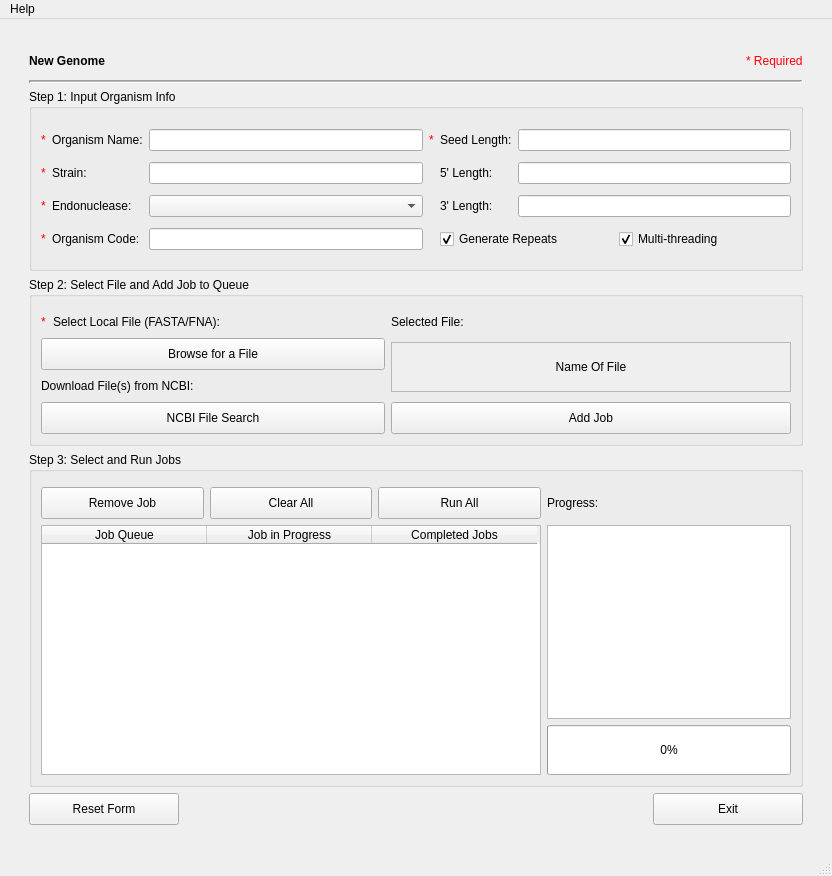
TrinhLab/CASPERapp, file NewGenome.ui: the form before one commit.
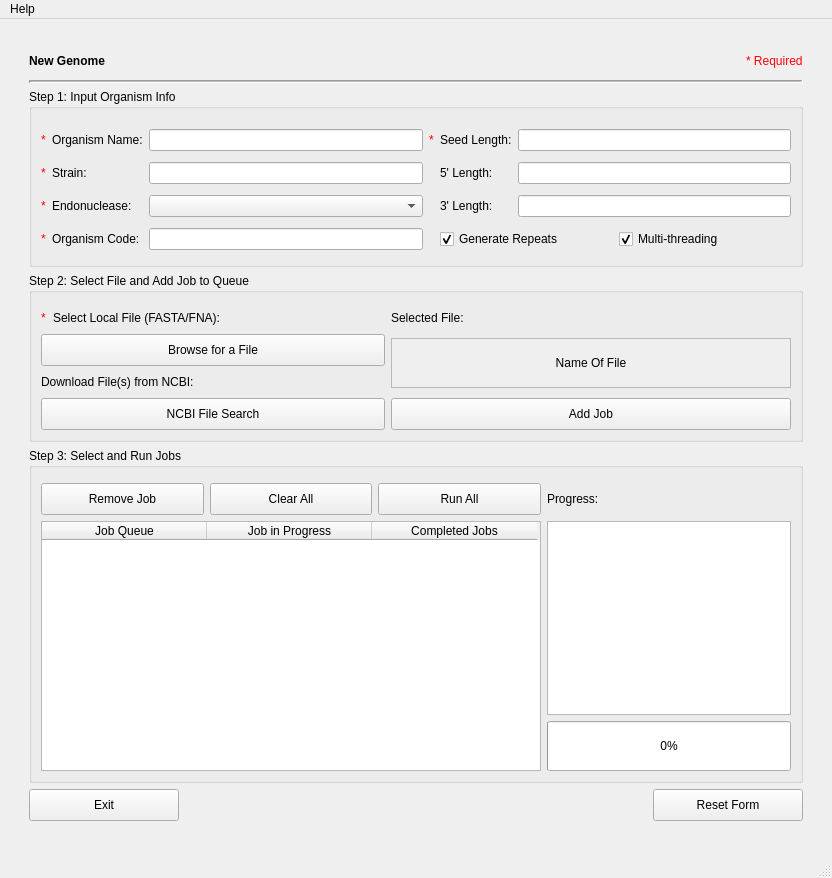
The form after the commit.

Commit message: Fixed centering/scaling bug on Mac

Diff of the .ui file:
```diff
--- a/NewGenome.ui
+++ b/NewGenome.ui
@@ -7,7 +7,7 @@
     <x>0</x>
     <y>0</y>
     <width>832</width>
-    <height>876</height>
+    <height>878</height>
    </rect>
   </property>
   <property name="windowTitle">
@@ -15,7 +15,175 @@
   </property>
   <widget class="QWidget" name="centralwidget">
    <layout class="QGridLayout" name="gridLayout_3">
-    <item row="1" column="1">
+    <item row="5" column="2" colspan="2">
+     <widget class="QGroupBox" name="Step2">
+      <property name="sizePolicy">
+       <sizepolicy hsizetype="Expanding" vsizetype="Preferred">
+        <horstretch>0</horstretch>
+        <verstretch>0</verstretch>
+       </sizepolicy>
+      </property>
+      <property name="minimumSize">
+       <size>
+        <width>0</width>
+        <height>169</height>
+       </size>
+      </property>
+      <property name="maximumSize">
+       <size>
+        <width>16777215</width>
+        <height>16777215</height>
+       </size>
+      </property>
+      <property name="styleSheet">
+       <string notr="true"/>
+      </property>
+      <property name="title">
+       <string>Step 2: Select File and Add Job to Queue</string>
+      </property>
+      <layout class="QGridLayout" name="gridLayout_4">
+       <property name="topMargin">
+        <number>15</number>
+       </property>
+       <item row="1" column="1" rowspan="2">
+        <widget class="QScrollArea" name="scrollArea">
+         <property name="maximumSize">
+          <size>
+           <width>400</width>
+           <height>50</height>
+          </size>
+         </property>
+         <property name="widgetResizable">
+          <bool>true</bool>
+         </property>
+         <widget class="QWidget" name="scrollAreaWidgetContents">
+          <property name="geometry">
+           <rect>
+            <x>0</x>
+            <y>0</y>
+            <width>398</width>
+            <height>48</height>
+           </rect>
+          </property>
+          <layout class="QHBoxLayout" name="horizontalLayout_4">
+           <item>
+            <widget class="QLabel" name="s_file">
+             <property name="font">
+              <font>
+               <family>Arial</family>
+               <weight>50</weight>
+               <italic>false</italic>
+               <bold>false</bold>
+              </font>
+             </property>
+             <property name="styleSheet">
+              <string notr="true"/>
+             </property>
+             <property name="text">
+              <string>Name Of File</string>
+             </property>
+             <property name="alignment">
+              <set>Qt::AlignCenter</set>
+             </property>
+            </widget>
+           </item>
+          </layout>
+         </widget>
+        </widget>
+       </item>
+       <item row="3" column="1">
+        <widget class="QPushButton" name="submitButton">
+         <property name="minimumSize">
+          <size>
+           <width>0</width>
+           <height>32</height>
+          </size>
+         </property>
+         <property name="text">
+          <string>Add Job</string>
+         </property>
+        </widget>
+       </item>
+       <item row="3" column="0">
+        <widget class="QPushButton" name="NCBI_File_Search">
+         <property name="minimumSize">
+          <size>
+           <width>0</width>
+           <height>32</height>
+          </size>
+         </property>
+         <property name="text">
+          <string>NCBI File Search</string>
+         </property>
+        </widget>
+       </item>
+       <item row="0" column="0">
+        <layout class="QGridLayout" name="gridLayout_10">
+         <item row="0" column="0">
+          <widget class="QLabel" name="label_17">
+           <property name="sizePolicy">
+            <sizepolicy hsizetype="Minimum" vsizetype="Preferred">
+             <horstretch>0</horstretch>
+             <verstretch>0</verstretch>
+            </sizepolicy>
+           </property>
+           <property name="maximumSize">
+            <size>
+             <width>6</width>
+             <height>16777215</height>
+            </size>
+           </property>
+           <property name="text">
+            <string>&lt;html&gt;&lt;head/&gt;&lt;body&gt;&lt;p&gt;&lt;span style=&quot; color:#fc0107;&quot;&gt;*&lt;/span&gt;&lt;/p&gt;&lt;/body&gt;&lt;/html&gt;</string>
+           </property>
+          </widget>
+         </item>
+         <item row="0" column="1">
+          <widget class="QLabel" name="label_5">
+           <property name="text">
+            <string>Select Local File (FASTA/FNA):</string>
+           </property>
+          </widget>
+         </item>
+        </layout>
+       </item>
+       <item row="2" column="0">
+        <widget class="QLabel" name="label_11">
+         <property name="text">
+          <string>Download File(s) from NCBI:</string>
+         </property>
+        </widget>
+       </item>
+       <item row="1" column="0">
+        <widget class="QPushButton" name="browseForFile">
+         <property name="minimumSize">
+          <size>
+           <width>0</width>
+           <height>32</height>
+          </size>
+         </property>
+         <property name="text">
+          <string>Browse for a File</string>
+         </property>
+        </widget>
+       </item>
+       <item row="0" column="1">
+        <widget class="QLabel" name="label_7">
+         <property name="maximumSize">
+          <size>
+           <width>325</width>
+           <height>23</height>
+          </size>
+         </property>
+         <property name="text">
+          <string>Selected File:</string>
+         </property>
+        </widget>
+       </item>
+      </layout>
+     </widget>
+    </item>
+    <item row="1" column="2">
      <widget class="QLabel" name="label_8">
       <property name="minimumSize">
        <size>
@@ -48,7 +216,7 @@
       </property>
      </widget>
     </item>
-    <item row="0" column="3" rowspan="9">
+    <item row="0" column="4" rowspan="9">
      <spacer name="horizontalSpacer_3">
       <property name="orientation">
        <enum>Qt::Horizontal</enum>
@@ -64,7 +232,7 @@
       </property>
      </spacer>
     </item>
-    <item row="8" column="1" colspan="2">
+    <item row="8" column="2" colspan="2">
      <spacer name="verticalSpacer_2">
       <property name="orientation">
        <enum>Qt::Vertical</enum>
@@ -96,7 +264,7 @@
       </property>
      </spacer>
     </item>
-    <item row="3" column="1" colspan="2">
+    <item row="3" column="2" colspan="2">
      <widget class="Line" name="line_2">
       <property name="lineWidth">
        <number>2</number>
@@ -109,7 +277,7 @@
       </property>
      </widget>
     </item>
-    <item row="0" column="1" colspan="2">
+    <item row="0" column="2" colspan="2">
      <spacer name="verticalSpacer">
       <property name="orientation">
        <enum>Qt::Vertical</enum>
@@ -125,26 +293,7 @@
       </property>
      </spacer>
     </item>
-    <item row="7" column="1">
-     <widget class="QPushButton" name="resetButton">
-      <property name="minimumSize">
-       <size>
-        <width>150</width>
-        <height>32</height>
-       </size>
-      </property>
-      <property name="maximumSize">
-       <size>
-        <width>150</width>
-        <height>16777215</height>
-       </size>
-      </property>
-      <property name="text">
-       <string>Reset Form</string>
-      </property>
-     </widget>
-    </item>
-    <item row="1" column="2" alignment="Qt::AlignRight">
+    <item row="1" column="3" alignment="Qt::AlignRight">
      <widget class="QLabel" name="label_16">
       <property name="maximumSize">
        <size>
@@ -157,7 +306,7 @@
       </property>
      </widget>
     </item>
-    <item row="6" column="1" colspan="2">
+    <item row="6" column="2" colspan="2">
      <widget class="QGroupBox" name="Step3">
       <property name="sizePolicy">
        <sizepolicy hsizetype="Expanding" vsizetype="Preferred">
@@ -332,175 +481,7 @@
       </layout>
      </widget>
     </item>
-    <item row="5" column="1" colspan="2">
-     <widget class="QGroupBox" name="Step2">
-      <property name="sizePolicy">
-       <sizepolicy hsizetype="Expanding" vsizetype="Preferred">
-        <horstretch>0</horstretch>
-        <verstretch>0</verstretch>
-       </sizepolicy>
-      </property>
-      <property name="minimumSize">
-       <size>
-        <width>0</width>
-        <height>169</height>
-       </size>
-      </property>
-      <property name="maximumSize">
-       <size>
-        <width>16777215</width>
-        <height>16777215</height>
-       </size>
-      </property>
-      <property name="styleSheet">
-       <string notr="true"/>
-      </property>
-      <property name="title">
-       <string>Step 2: Select File and Add Job to Queue</string>
-      </property>
-      <layout class="QGridLayout" name="gridLayout_4">
-       <property name="topMargin">
-        <number>15</number>
-       </property>
-       <item row="1" column="1" rowspan="2">
-        <widget class="QScrollArea" name="scrollArea">
-         <property name="maximumSize">
-          <size>
-           <width>400</width>
-           <height>50</height>
-          </size>
-         </property>
-         <property name="widgetResizable">
-          <bool>true</bool>
-         </property>
-         <widget class="QWidget" name="scrollAreaWidgetContents">
-          <property name="geometry">
-           <rect>
-            <x>0</x>
-            <y>0</y>
-            <width>398</width>
-            <height>48</height>
-           </rect>
-          </property>
-          <layout class="QHBoxLayout" name="horizontalLayout_4">
-           <item>
-            <widget class="QLabel" name="s_file">
-             <property name="font">
-              <font>
-               <family>Arial</family>
-               <weight>50</weight>
-               <italic>false</italic>
-               <bold>false</bold>
-              </font>
-             </property>
-             <property name="styleSheet">
-              <string notr="true"/>
-             </property>
-             <property name="text">
-              <string>Name Of File</string>
-             </property>
-             <property name="alignment">
-              <set>Qt::AlignCenter</set>
-             </property>
-            </widget>
-           </item>
-          </layout>
-         </widget>
-        </widget>
-       </item>
-       <item row="3" column="1">
-        <widget class="QPushButton" name="submitButton">
-         <property name="minimumSize">
-          <size>
-           <width>0</width>
-           <height>32</height>
-          </size>
-         </property>
-         <property name="text">
-          <string>Add Job</string>
-         </property>
-        </widget>
-       </item>
-       <item row="3" column="0">
-        <widget class="QPushButton" name="NCBI_File_Search">
-         <property name="minimumSize">
-          <size>
-           <width>0</width>
-           <height>32</height>
-          </size>
-         </property>
-         <property name="text">
-          <string>NCBI File Search</string>
-         </property>
-        </widget>
-       </item>
-       <item row="0" column="0">
-        <layout class="QGridLayout" name="gridLayout_10">
-         <item row="0" column="0">
-          <widget class="QLabel" name="label_17">
-           <property name="sizePolicy">
-            <sizepolicy hsizetype="Minimum" vsizetype="Preferred">
-             <horstretch>0</horstretch>
-             <verstretch>0</verstretch>
-            </sizepolicy>
-           </property>
-           <property name="maximumSize">
-            <size>
-             <width>6</width>
-             <height>16777215</height>
-            </size>
-           </property>
-           <property name="text">
-            <string>&lt;html&gt;&lt;head/&gt;&lt;body&gt;&lt;p&gt;&lt;span style=&quot; color:#fc0107;&quot;&gt;*&lt;/span&gt;&lt;/p&gt;&lt;/body&gt;&lt;/html&gt;</string>
-           </property>
-          </widget>
-         </item>
-         <item row="0" column="1">
-          <widget class="QLabel" name="label_5">
-           <property name="text">
-            <string>Select Local File (FASTA/FNA):</string>
-           </property>
-          </widget>
-         </item>
-        </layout>
-       </item>
-       <item row="2" column="0">
-        <widget class="QLabel" name="label_11">
-         <property name="text">
-          <string>Download File(s) from NCBI:</string>
-         </property>
-        </widget>
-       </item>
-       <item row="1" column="0">
-        <widget class="QPushButton" name="browseForFile">
-         <property name="minimumSize">
-          <size>
-           <width>0</width>
-           <height>32</height>
-          </size>
-         </property>
-         <property name="text">
-          <string>Browse for a File</string>
-         </property>
-        </widget>
-       </item>
-       <item row="0" column="1">
-        <widget class="QLabel" name="label_7">
-         <property name="maximumSize">
-          <size>
-           <width>325</width>
-           <height>23</height>
-          </size>
-         </property>
-         <property name="text">
-          <string>Selected File:</string>
-         </property>
-        </widget>
-       </item>
-      </layout>
-     </widget>
-    </item>
-    <item row="4" column="1" colspan="2">
+    <item row="4" column="2" colspan="2">
      <widget class="QGroupBox" name="Step1">
       <property name="sizePolicy">
        <sizepolicy hsizetype="Expanding" vsizetype="Expanding">
@@ -808,7 +789,26 @@
       </layout>
      </widget>
     </item>
-    <item row="7" column="2" alignment="Qt::AlignRight">
+    <item row="7" column="3" alignment="Qt::AlignRight">
+     <widget class="QPushButton" name="resetButton">
+      <property name="minimumSize">
+       <size>
+        <width>150</width>
+        <height>32</height>
+       </size>
+      </property>
+      <property name="maximumSize">
+       <size>
+        <width>150</width>
+        <height>16777215</height>
+       </size>
+      </property>
+      <property name="text">
+       <string>Reset Form</string>
+      </property>
+     </widget>
+    </item>
+    <item row="7" column="2" alignment="Qt::AlignLeft">
      <widget class="QPushButton" name="contButton">
       <property name="minimumSize">
        <size>
```
The commit also changes 2 other files.
